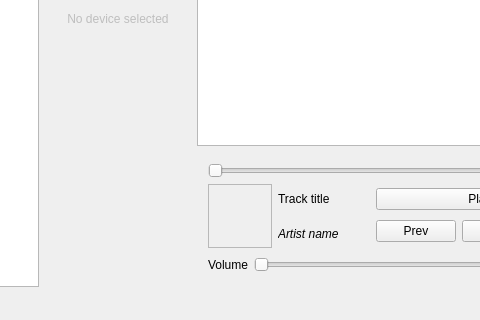
mkiol/Jupii, file desktop/src/mainwindow.ui: the form before one commit; both pictures show x 150 to 630 and y 280 to 600 of the 800 by 600 pixel window.
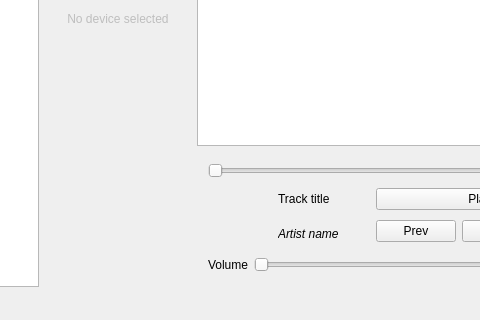
The form after the commit. Icons and pictures are not drawn.

Patch:
```diff
--- a/desktop/src/mainwindow.ui
+++ b/desktop/src/mainwindow.ui
@@ -166,7 +166,10 @@
                </size>
               </property>
               <property name="frameShape">
-               <enum>QFrame::StyledPanel</enum>
+               <enum>QFrame::NoFrame</enum>
+              </property>
+              <property name="lineWidth">
+               <number>0</number>
               </property>
               <property name="text">
                <string/>
```
